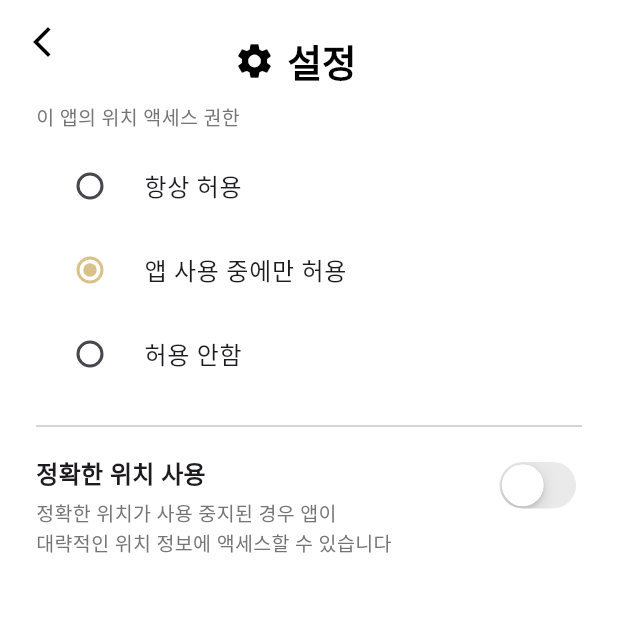
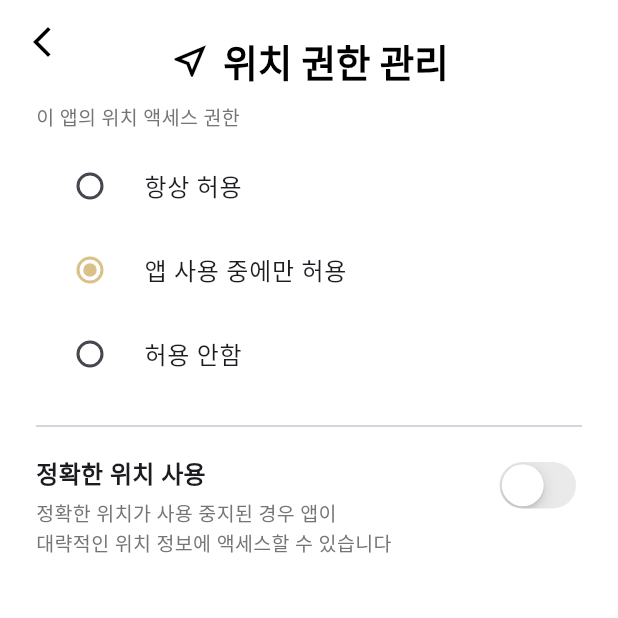
Before and after one commit to partmant/FairMeeting, a Flutter app: the LocationPermissionSettingsPage screen opened directly, on a phone screen of 412 x 824 dp, the top half of it. Run offline on Flutter 3.47's test engine with Material 3 defaults, Android fonts, the phone set to English and light mode, and no system bars; our stand-ins replace dotted_border, flutter_dotenv, geolocator, permission_handler, shared_preferences, table_calendar; missing offline and left inert: kakao_flutter_sdk_talk, kakao_flutter_sdk_user, kakao_map_sdk, screen_brightness; accounts and stored records are empty.

Commit message:
refactor : 파일 이름 수정 및 코드 일부 수정
- 파일 이름 대문자 -> 소문자
- appBar의 Icons과 Text 일부 수정

```diff
--- a/lib/buttons/Location_Permission_button.dart
+++ b/lib/buttons/location_permission_button.dart
@@ -51,13 +51,13 @@ class _LocationPermissionSettingsPageState
             mainAxisSize: MainAxisSize.min,
             children: [
               Icon(
-                Icons.settings,
+                Icons.near_me_outlined,
                 color: Colors.black,
                 size: 28, // 아이콘 크기
               ),
               SizedBox(width: 8),
               Text(
-                '설정   ',
+                '위치 권한 관리',
                 style: TextStyle(
                   color: Colors.black,
                   fontSize: 25, // 텍스트 크기
--- a/lib/screens/settings_screen.dart
+++ b/lib/screens/settings_screen.dart
@@ -1,7 +1,7 @@
 import 'package:flutter/material.dart';
 import '../buttons/notifications_button.dart';
 import '../buttons/brightness_button.dart';
-import '../buttons/Location_Permission_button.dart';
+import '../buttons/location_permission_button.dart';
 import '../buttons/customer_center_button.dart';
 
 
```
